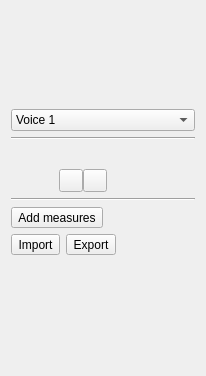
First picture: the form in plugins/musicshape/dialogs/SimpleEntryWidget.ui, repository KDE/krita, before the edit.
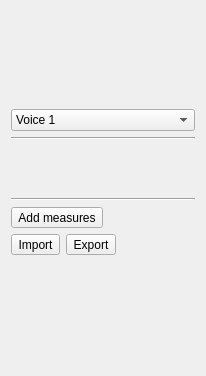
Second picture: the form after the edit.

Commit message: make all the buttons look the same

The edit to the form file:
```diff
--- a/plugins/musicshape/dialogs/SimpleEntryWidget.ui
+++ b/plugins/musicshape/dialogs/SimpleEntryWidget.ui
@@ -309,6 +309,9 @@
           <property name="text" >
            <string/>
           </property>
+          <property name="autoRaise" >
+           <bool>true</bool>
+          </property>
          </widget>
         </item>
         <item row="1" column="3" >
@@ -316,6 +319,9 @@
           <property name="text" >
            <string/>
           </property>
+          <property name="autoRaise" >
+           <bool>true</bool>
+          </property>
          </widget>
         </item>
        </layout>
```
